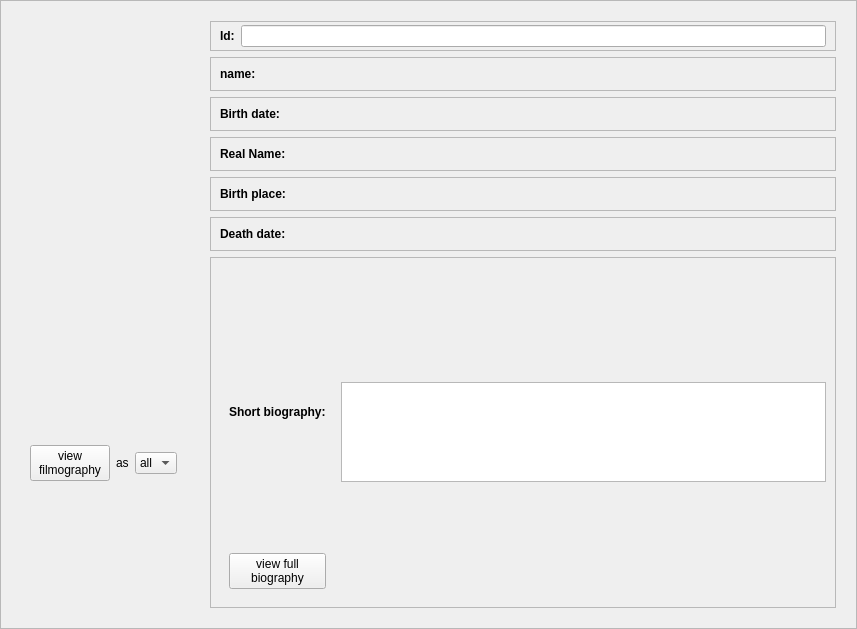
First picture: the form in weboob/applications/qcineoob/ui/person.ui, repository laurentb/weboob, before the edit.
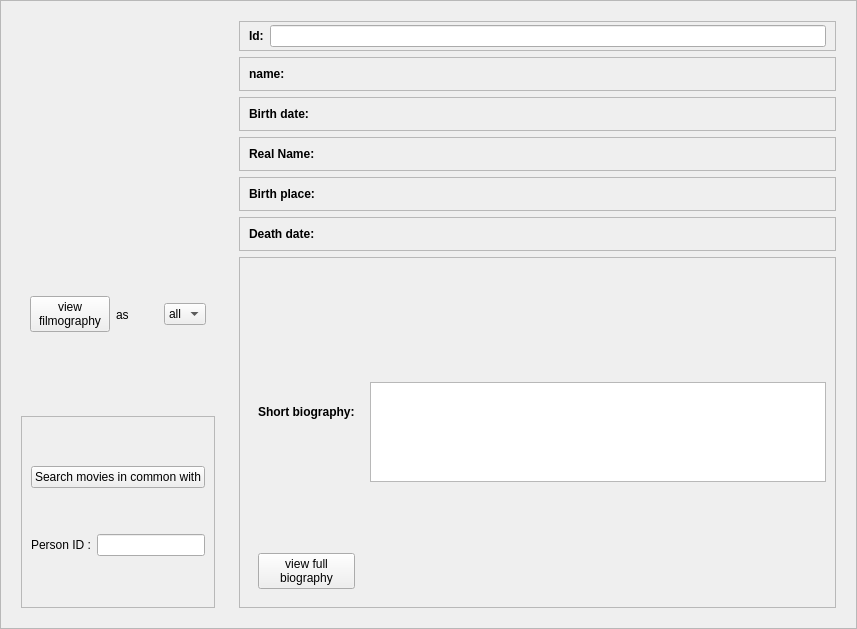
Second picture: the form after the edit.

Commit message: [qcineoob] movies in common implemented in person page

```diff
--- a/weboob/applications/qcineoob/ui/person.ui
+++ b/weboob/applications/qcineoob/ui/person.ui
@@ -72,6 +72,52 @@
         </layout>
        </widget>
       </item>
+      <item>
+       <widget class="QFrame" name="frame_15">
+        <property name="frameShape">
+         <enum>QFrame::StyledPanel</enum>
+        </property>
+        <property name="frameShadow">
+         <enum>QFrame::Raised</enum>
+        </property>
+        <layout class="QVBoxLayout" name="verticalLayout_4">
+         <item>
+          <widget class="QPushButton" name="moviesInCommonButton">
+           <property name="text">
+            <string>Search movies in common with</string>
+           </property>
+          </widget>
+         </item>
+         <item>
+          <layout class="QHBoxLayout" name="horizontalLayout_15">
+           <item>
+            <widget class="QLabel" name="label_12">
+             <property name="sizePolicy">
+              <sizepolicy hsizetype="Minimum" vsizetype="Preferred">
+               <horstretch>0</horstretch>
+               <verstretch>0</verstretch>
+              </sizepolicy>
+             </property>
+             <property name="text">
+              <string>Person ID :</string>
+             </property>
+            </widget>
+           </item>
+           <item>
+            <widget class="QLineEdit" name="moviesInCommonEdit">
+             <property name="sizePolicy">
+              <sizepolicy hsizetype="Preferred" vsizetype="Fixed">
+               <horstretch>0</horstretch>
+               <verstretch>0</verstretch>
+              </sizepolicy>
+             </property>
+            </widget>
+           </item>
+          </layout>
+         </item>
+        </layout>
+       </widget>
+      </item>
      </layout>
     </widget>
    </item>
```
The commit also changes 2 other files.
